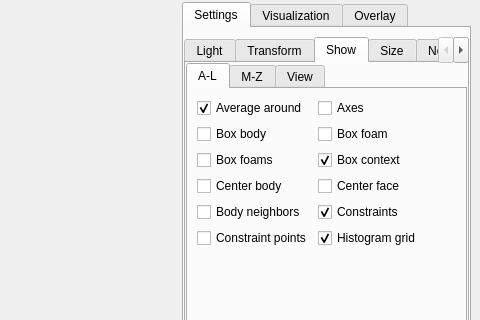
The window that MainWindow.ui (danlipsa/foamvis) describes before a commit, drawn with Qt 5; both pictures show x 563 to 1043 and y 189 to 509 of the 1043 by 596 pixel window.
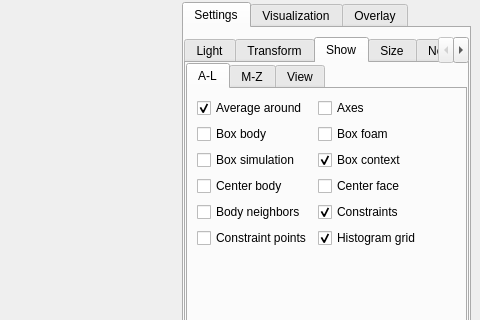
The same window after the commit. The open tabs and pages were chosen to show the change. Custom widgets are drawn as their Qt base class.

Diff of the .ui file:
```diff
--- a/MainWindow.ui
+++ b/MainWindow.ui
@@ -866,7 +866,7 @@
                    <item row="2" column="0">
                     <widget class="QCheckBox" name="checkBoxBoundingBoxFoams">
                      <property name="text">
-                      <string>Box foams</string>
+                      <string>Box simulation</string>
                      </property>
                     </widget>
                    </item>
```
Left out of the diff: 10 changed lines with no effect on the pictures.
